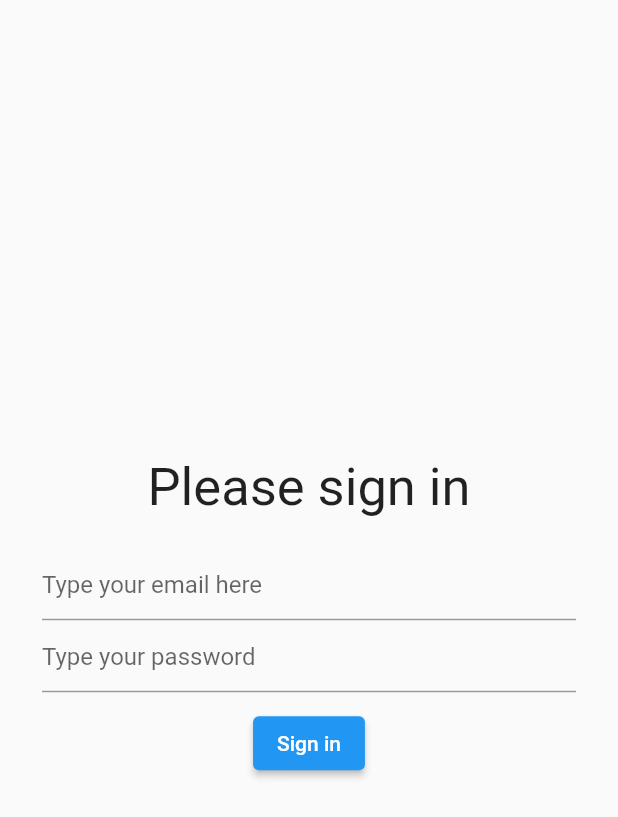
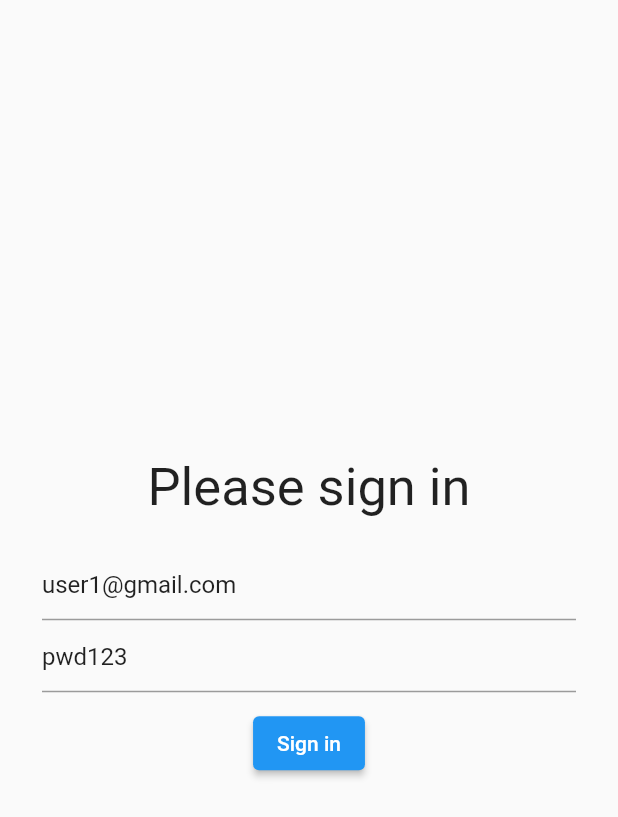
Before and after one commit to tovidd/myfirst_keep, a Flutter app: the LoginScreen screen opened directly, after a tap on "Sign in", on a phone screen of 412 x 824 dp. Shown: the top 817 px of the screen. Run offline on Flutter 3.47's test engine with Material 2 defaults, Android fonts, the phone set to English and light mode, and no system bars; our stand-ins replace dio, equatable, firebase_auth, firebase_core, flutter_bloc, get_it; accounts and stored records are empty; network calls fail.

Commit message:
Task B1 Completed

```diff
--- /dev/null
+++ b/lib/bloc/login/login_bloc.dart
@@ -0,0 +1,28 @@
+import 'package:flutter/widgets.dart';
+import 'package:flutter_bloc/flutter_bloc.dart';
+import 'package:map_exam/bloc/login/login_event.dart';
+import 'package:map_exam/bloc/login/login_state.dart';
+import 'package:map_exam/di/injection_container.dart';
+import 'package:map_exam/repository/interface/auth_repository.dart';
+import 'package:map_exam/repository/response/api_response.dart';
+
+class LoginBloc extends Bloc<LoginEvent, LoginState> {
+  final AuthRepository _repo = inject<AuthRepository>();
+
+  LoginBloc() : super(const LoginState()) {
+    on<LoginEventSignIn>(_signIn);
+  }
+
+  _signIn(LoginEventSignIn event, Emitter<LoginState> emit) async {
+    emit(state.copyWith(data: ApiResponse.loading()));
+    try {
+      debugPrint('sign in: (${event.email}, ${event.password})');
+      final res = await _repo.signInUsingEmailPassword(email: event.email, password: event.password);
+      debugPrint(res.toString());
+      emit(state.copyWith(data: ApiResponse.completed(res)));
+    } catch (e) {
+      debugPrint('Sign in failed');
+      emit(state.copyWith(data: ApiResponse.error()));
+    }
+  }
+}
--- /dev/null
+++ b/lib/bloc/login/login_event.dart
@@ -0,0 +1,17 @@
+import 'package:equatable/equatable.dart';
+
+abstract class LoginEvent extends Equatable {
+  @override
+  List<Object?> get props => [];
+}
+
+class LoginEventSignIn extends LoginEvent {
+  final String email;
+  final String password;
+  LoginEventSignIn(this.email, this.password);
+  @override
+  List<Object?> get props => [
+        email,
+        password,
+      ];
+}
--- /dev/null
+++ b/lib/bloc/login/login_state.dart
@@ -0,0 +1,21 @@
+import 'package:equatable/equatable.dart';
+import 'package:firebase_auth/firebase_auth.dart';
+import 'package:map_exam/repository/response/api_response.dart';
+
+class LoginState extends Equatable {
+  final ApiResponse<User> data;
+  const LoginState({
+    this.data = const ApiResponse.initial(),
+  });
+
+  LoginState copyWith({ApiResponse<User>? data}) {
+    return LoginState(
+      data: data ?? this.data,
+    );
+  }
+
+  @override
+  List<Object?> get props => [
+        data,
+      ];
+}
--- /dev/null
+++ b/lib/repository/interface/auth_repository.dart
@@ -0,0 +1,8 @@
+import 'package:firebase_auth/firebase_auth.dart';
+
+abstract class AuthRepository {
+  Future<User?> signInUsingEmailPassword({
+    required String email,
+    required String password,
+  });
+}
--- /dev/null
+++ b/lib/repository/remote/auth_api_repository.dart
@@ -0,0 +1,31 @@
+import 'package:dio/dio.dart';
+import 'package:firebase_auth/firebase_auth.dart';
+import 'package:map_exam/repository/interface/auth_repository.dart';
+
+class AuthApiRepository implements AuthRepository {
+  final Dio dio;
+
+  AuthApiRepository({required this.dio});
+
+  @override
+  Future<User?> signInUsingEmailPassword({required String email, required String password}) async {
+    FirebaseAuth auth = FirebaseAuth.instance;
+    User? user;
+    try {
+      UserCredential userCredential = await auth.signInWithEmailAndPassword(
+        email: email,
+        password: password,
+      );
+      user = userCredential.user;
+    } on FirebaseAuthException catch (e) {
+      if (e.code == 'user-not-found') {
+        print('No user found for that email.');
+      } else if (e.code == 'wrong-password') {
+        print('Wrong password provided.');
+      }
+      throw FirebaseAuthException(code: e.code, message: e.message);
+    }
+
+    return user;
+  }
+}
--- /dev/null
+++ b/lib/repository/response/api_response.dart
@@ -0,0 +1,11 @@
+class ApiResponse<T> {
+  final T? data;
+  final Status status;
+  const ApiResponse({required this.data, required this.status});
+  const ApiResponse.initial({this.data, this.status = Status.initial});
+  ApiResponse.loading({this.data, this.status = Status.loading});
+  ApiResponse.completed(this.data, {this.status = Status.completed});
+  ApiResponse.error({this.data, this.status = Status.error});
+}
+
+enum Status { initial, loading, completed, error }
--- a/lib/screen/edit_screen.dart
+++ b/lib/screen/edit_screen.dart
@@ -1,6 +1,7 @@
 import 'package:flutter/material.dart';
 
 class EditScreen extends StatefulWidget {
+  static const String routeName = '/edit';
   static Route route() => MaterialPageRoute(builder: (_) => const EditScreen());
 
   const EditScreen({Key? key}) : super(key: key);
--- a/lib/screen/home_screen.dart
+++ b/lib/screen/home_screen.dart
@@ -1,6 +1,7 @@
 import 'package:flutter/material.dart';
 
 class HomeScreen extends StatelessWidget {
+  static const String routeName = '/home';
   static Route route() => MaterialPageRoute(builder: (_) => const HomeScreen());
   const HomeScreen({Key? key}) : super(key: key);
 
@@ -57,9 +58,7 @@ class HomeScreen extends StatelessWidget {
         mainAxisAlignment: MainAxisAlignment.end,
         children: [
           FloatingActionButton(
-              child: const Icon(Icons.menu),
-              tooltip: 'Show less. Hide notes content',
-              onPressed: () {}),
+              child: const Icon(Icons.menu), tooltip: 'Show less. Hide notes content', onPressed: () {}),
 
           /* Notes: for the "Show More" icon use: Icons.menu */
 
--- a/lib/screen/login_screen.dart
+++ b/lib/screen/login_screen.dart
@@ -1,17 +1,26 @@
 import 'package:firebase_core/firebase_core.dart';
 import 'package:flutter/material.dart';
+import 'package:flutter_bloc/flutter_bloc.dart';
+import 'package:map_exam/bloc/login/login_bloc.dart';
+import 'package:map_exam/bloc/login/login_event.dart';
+import 'package:map_exam/bloc/login/login_state.dart';
+import 'package:map_exam/di/injection_container.dart';
+import 'package:map_exam/repository/response/api_response.dart';
+import 'package:map_exam/screen/screen.dart';
 
 class LoginScreen extends StatefulWidget {
-  static Route route() => MaterialPageRoute(builder: (_) => const LoginScreen());
-  const LoginScreen({Key? key}) : super(key: key);
+  static const String routeName = '/';
+  // static Route route() => MaterialPageRoute(builder: (_) => const LoginScreen());
+  const LoginScreen() : super(key: const Key('login'));
 
   @override
   State<LoginScreen> createState() => _LoginScreenState();
 }
 
 class _LoginScreenState extends State<LoginScreen> {
-  final _usernameController = TextEditingController();
-  final _passwordController = TextEditingController();
+  final _usernameController = TextEditingController(text: 'user1@gmail.com');
+  final _passwordController = TextEditingController(text: 'pwd123');
+  final LoginBloc bloc = inject<LoginBloc>();
 
   @override
   void initState() {
@@ -19,8 +28,16 @@ class _LoginScreenState extends State<LoginScreen> {
     super.initState();
   }
 
+  @override
+  void dispose() {
+    bloc.close();
+    super.dispose();
+  }
+
   Future<FirebaseApp> _initializeFirebase() async {
-    FirebaseApp firebaseApp = await Firebase.initializeApp();
+    FirebaseApp firebaseApp = await Firebase.initializeApp().then((value) {
+      return value;
+    });
     return firebaseApp;
   }
 
@@ -49,7 +66,23 @@ class _LoginScreenState extends State<LoginScreen> {
                 onTap: () {},
               ),
               const SizedBox(height: 10.0),
-              ElevatedButton(child: const Text('Sign in'), onPressed: () {}),
+              BlocListener<LoginBloc, LoginState>(
+                bloc: bloc,
+                listenWhen: (previous, current) => previous.data != current.data,
+                listener: (context, state) {
+                  if (state.data.status == Status.completed) {
+                    Navigator.of(context)
+                        .pushNamedAndRemoveUntil(HomeScreen.routeName, (Route<dynamic> route) => false);
+                  }
+                },
+                child: ElevatedButton(
+                  child: const Text('Sign in'),
+                  onPressed: () {
+                    if (_usernameController.text.isEmpty || _passwordController.text.isEmpty) return;
+                    bloc.add(LoginEventSignIn(_usernameController.text, _passwordController.text));
+                  },
+                ),
+              ),
             ],
           ),
         ),
--- /dev/null
+++ b/lib/screen/screen.dart
@@ -0,0 +1,3 @@
+export 'login_screen.dart';
+export 'home_screen.dart';
+export 'edit_screen.dart';
--- a/pubspec.yaml
+++ b/pubspec.yaml
@@ -40,6 +40,7 @@ dependencies:
   dio: ^4.0.6
   get_it: ^7.2.0
   flutter_bloc: ^8.0.1
+  equatable: ^2.0.3
 
 dev_dependencies:
   flutter_test:
```
Also changed, not shown: lib/di/injection_container.dart (+9 -2 lines), lib/main.dart (+15 -6 lines), lib/network/dio_client.dart (added, +19 -0 lines), pubspec.lock.
